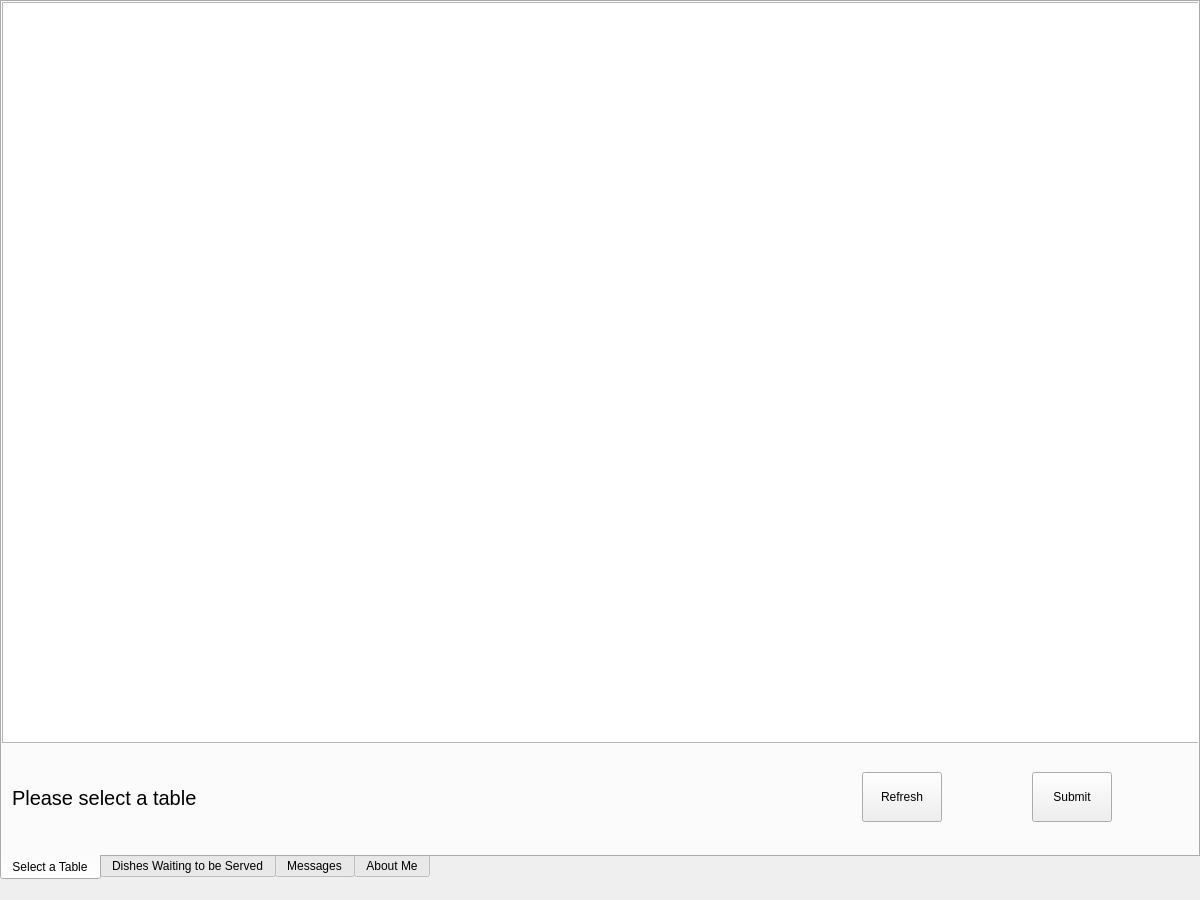
Qt form clerkwindow.ui (zrd96/restaurant) before a commit.
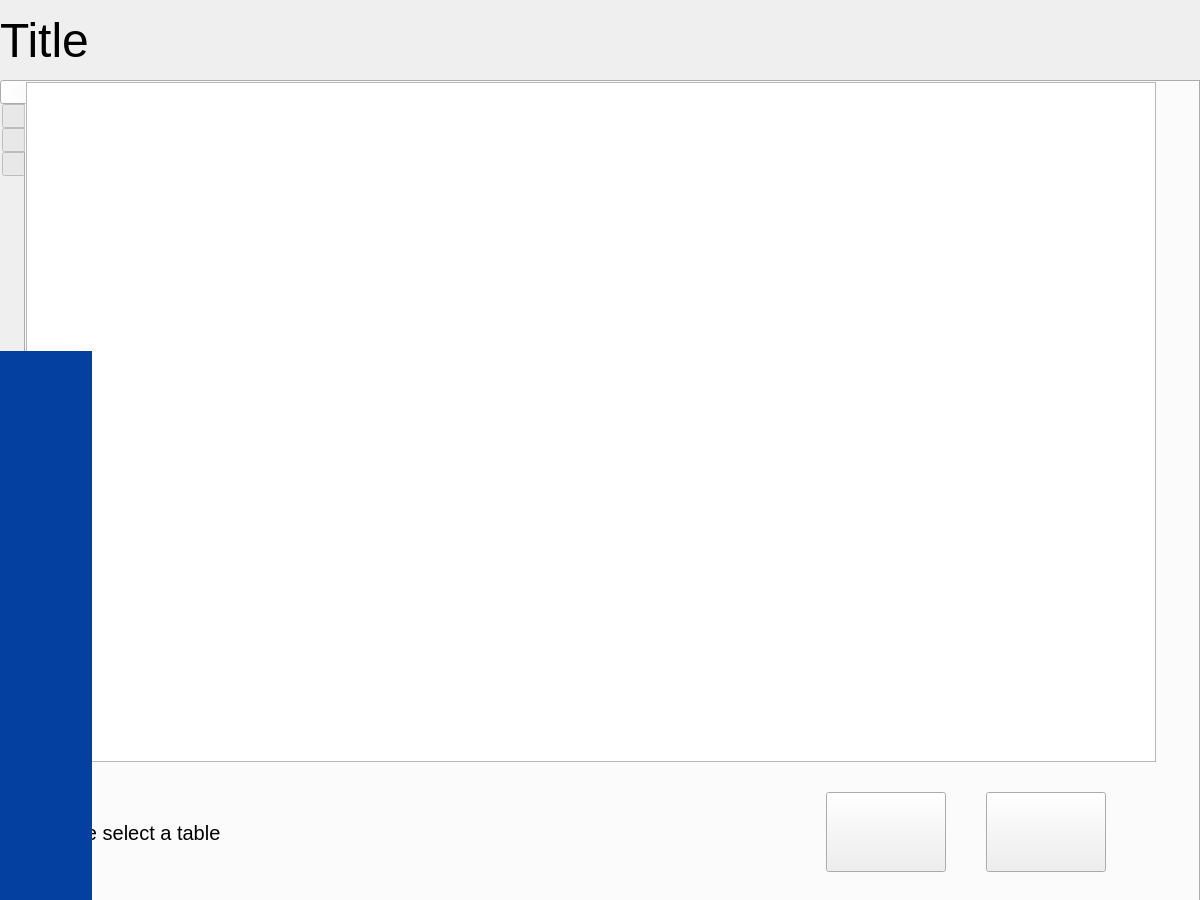
The same form after that commit. The open tabs and pages were chosen to show the change. Icons and pictures are not drawn.

```diff
--- a/clerkwindow.ui
+++ b/clerkwindow.ui
@@ -18,32 +18,48 @@
     <property name="geometry">
      <rect>
       <x>0</x>
-      <y>0</y>
+      <y>80</y>
       <width>1200</width>
-      <height>880</height>
+      <height>901</height>
      </rect>
     </property>
     <property name="tabPosition">
-     <enum>QTabWidget::South</enum>
+     <enum>QTabWidget::West</enum>
     </property>
     <property name="currentIndex">
-     <number>1</number>
+     <number>0</number>
+    </property>
+    <property name="iconSize">
+     <size>
+      <width>40</width>
+      <height>80</height>
+     </size>
     </property>
     <widget class="QWidget" name="tableTab">
      <attribute name="title">
-      <string>Select a Table</string>
+      <string/>
      </attribute>
      <widget class="QPushButton" name="refreshTableButton">
       <property name="geometry">
        <rect>
-        <x>860</x>
-        <y>770</y>
-        <width>80</width>
-        <height>50</height>
+        <x>800</x>
+        <y>710</y>
+        <width>120</width>
+        <height>80</height>
        </rect>
       </property>
       <property name="text">
-       <string>Refresh</string>
+       <string/>
+      </property>
+      <property name="icon">
+       <iconset resource="res.qrc">
+        <normaloff>:/res/img/img/refresh.png</normaloff>:/res/img/img/refresh.png</iconset>
+      </property>
+      <property name="iconSize">
+       <size>
+        <width>40</width>
+        <height>40</height>
+       </size>
       </property>
      </widget>
      <widget class="QTableWidget" name="tableList">
@@ -51,8 +67,8 @@
        <rect>
         <x>0</x>
         <y>0</y>
-        <width>1200</width>
-        <height>741</height>
+        <width>1130</width>
+        <height>680</height>
        </rect>
       </property>
       <property name="sizePolicy">
@@ -113,22 +129,32 @@
      <widget class="QPushButton" name="submitTableButton">
       <property name="geometry">
        <rect>
-        <x>1030</x>
-        <y>770</y>
-        <width>80</width>
-        <height>50</height>
+        <x>960</x>
+        <y>710</y>
+        <width>120</width>
+        <height>80</height>
        </rect>
       </property>
       <property name="text">
-       <string>Submit</string>
+       <string/>
+      </property>
+      <property name="icon">
+       <iconset resource="res.qrc">
+        <normaloff>:/res/img/img/submit.png</normaloff>:/res/img/img/submit.png</iconset>
+      </property>
+      <property name="iconSize">
+       <size>
+        <width>40</width>
+        <height>40</height>
+       </size>
       </property>
      </widget>
      <widget class="QLabel" name="selectedTable">
       <property name="geometry">
        <rect>
         <x>10</x>
-        <y>770</y>
-        <width>831</width>
+        <y>725</y>
+        <width>791</width>
         <height>51</height>
        </rect>
       </property>
@@ -144,7 +170,7 @@
     </widget>
     <widget class="QWidget" name="tab">
      <attribute name="title">
-      <string>Dishes Waiting to be Served</string>
+      <string/>
      </attribute>
      <widget class="QPushButton" name="refreshReadyDishButton">
       <property name="geometry">
@@ -304,7 +330,7 @@
     </widget>
     <widget class="QWidget" name="msgTab">
      <attribute name="title">
-      <string>Messages</string>
+      <string/>
      </attribute>
      <widget class="QTableWidget" name="msgList">
       <property name="geometry">
@@ -412,20 +438,49 @@
     </widget>
     <widget class="QWidget" name="selfTab">
      <attribute name="title">
-      <string>About Me</string>
+      <string/>
      </attribute>
     </widget>
    </widget>
-  </widget>
-  <widget class="QMenuBar" name="menubar">
-   <property name="geometry">
-    <rect>
-     <x>0</x>
-     <y>0</y>
-     <width>1200</width>
-     <height>23</height>
-    </rect>
-   </property>
+   <widget class="QLabel" name="label_5">
+    <property name="geometry">
+     <rect>
+      <x>0</x>
+      <y>351</y>
+      <width>92</width>
+      <height>600</height>
+     </rect>
+    </property>
+    <property name="styleSheet">
+     <string notr="true">background-color: #0440a0;</string>
+    </property>
+    <property name="text">
+     <string/>
+    </property>
+   </widget>
+   <widget class="QLabel" name="title">
+    <property name="geometry">
+     <rect>
+      <x>0</x>
+      <y>0</y>
+      <width>1201</width>
+      <height>80</height>
+     </rect>
+    </property>
+    <property name="font">
+     <font>
+      <pointsize>36</pointsize>
+      <weight>50</weight>
+      <bold>false</bold>
+     </font>
+    </property>
+    <property name="styleSheet">
+     <string notr="true"/>
+    </property>
+    <property name="text">
+     <string>Title</string>
+    </property>
+   </widget>
   </widget>
  </widget>
  <resources/>
```
Left out of the diff: 66 changed lines with no effect on the pictures.
